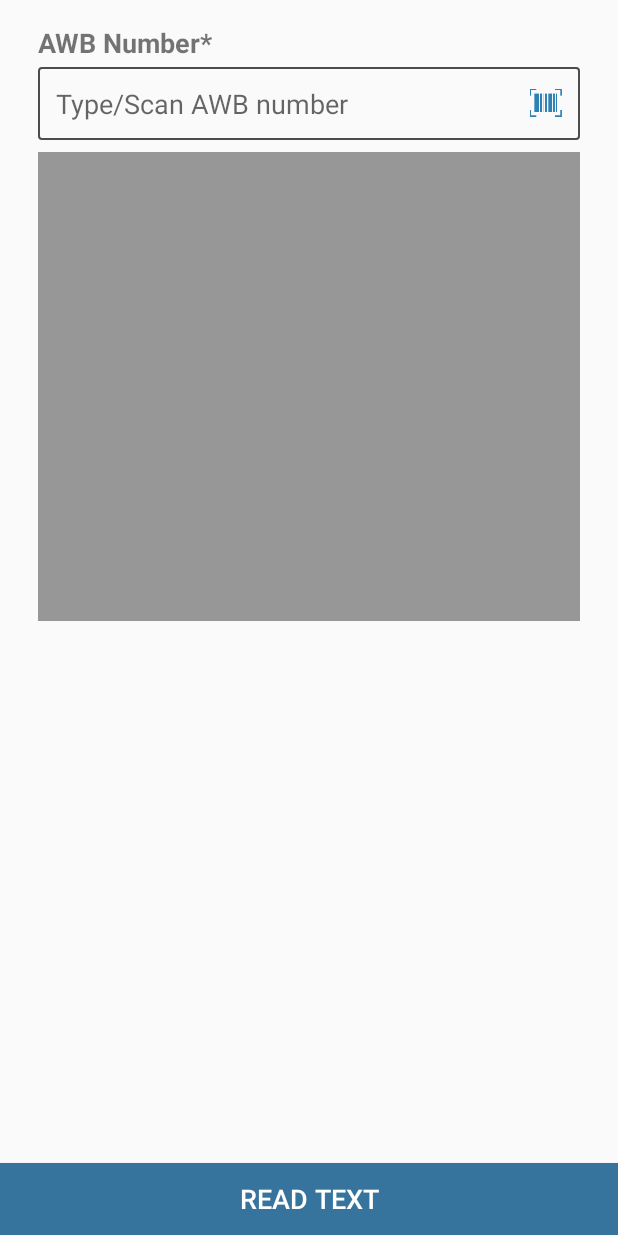
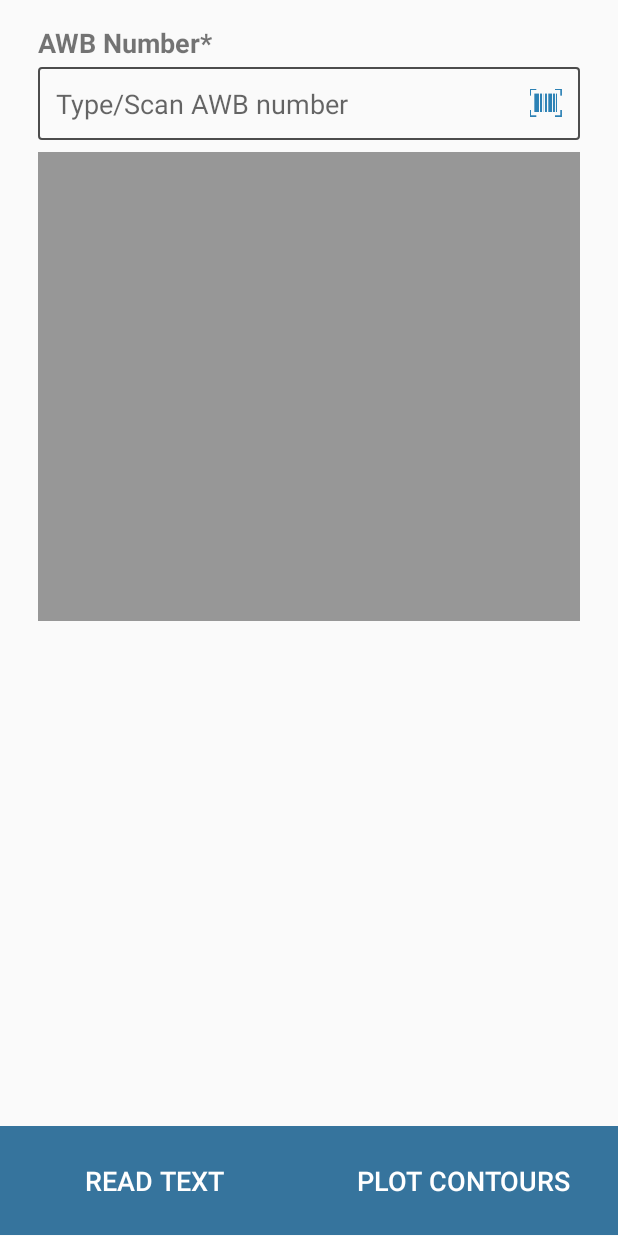
Before and after one commit to SparshBansal/OCRApp, an Android app: the layout activity_main.xml on its own in the app's theme, with its tools: preview values and no code run, on a phone screen of 412 x 824 dp. Run offline under Robolectric (Android 15) with nearby library versions, the light colour scheme and no system bars.

Commit message:
Removed speckle noise from image and created contour map

```diff
--- a/app/src/main/java/com/awesomedev/ocrapp/OCRTask.java
+++ b/app/src/main/java/com/awesomedev/ocrapp/OCRTask.java
@@ -13,7 +13,6 @@ import java.nio.channels.AsynchronousServerSocketChannel;
  */
 
 public class OCRTask extends AsyncTask<Bitmap , Void, String> {
-
 
     private ProgressDialog progressDialog;
     private Context context;
--- a/app/src/main/java/com/awesomedev/ocrapp/TextProcessingActivity.java
+++ b/app/src/main/java/com/awesomedev/ocrapp/TextProcessingActivity.java
@@ -5,6 +5,9 @@ import android.os.Bundle;
 import android.support.v7.app.AppCompatActivity;
 import android.util.Log;
 import android.widget.EditText;
+
+import com.googlecode.leptonica.android.Binarize;
+import com.googlecode.leptonica.android.ReadFile;
 
 import java.util.regex.Matcher;
 import java.util.regex.Pattern;
--- a/app/src/main/res/layout/activity_main.xml
+++ b/app/src/main/res/layout/activity_main.xml
@@ -77,20 +77,34 @@
 
     </LinearLayout>
 
-    <RelativeLayout
+    <LinearLayout
         android:layout_width="match_parent"
         android:layout_height="0dp"
+        android:orientation="horizontal"
         android:layout_weight="0.1">
 
         <Button
             android:id="@+id/b_process_text"
-            android:layout_width="match_parent"
-            android:layout_height="wrap_content"
+            android:layout_width="0dp"
+            android:layout_height="match_parent"
+            android:layout_weight="1"
             android:layout_alignParentBottom="true"
             android:background="@drawable/normal_button_selector"
             android:text="Read Text"
             android:textColor="@android:color/white"
             android:textSize="@dimen/tv_18_dimen" />
 
-    </RelativeLayout>
+
+        <Button
+            android:id="@+id/b_plot_graph"
+            android:layout_width="0dp"
+            android:layout_height="match_parent"
+            android:layout_weight="1"
+            android:layout_alignParentBottom="true"
+            android:background="@drawable/normal_button_selector"
+            android:text="Plot Contours"
+            android:textColor="@android:color/white"
+            android:textSize="@dimen/tv_18_dimen" />
+
+    </LinearLayout>
 </LinearLayout>
```
Also changed, not shown: app/build.gradle (+7 -0 lines), app/src/main/java/com/awesomedev/ocrapp/CVUtils.java (+50 -4 lines), app/src/main/java/com/awesomedev/ocrapp/MainActivity.java (+147 -29 lines), 3 other files.
